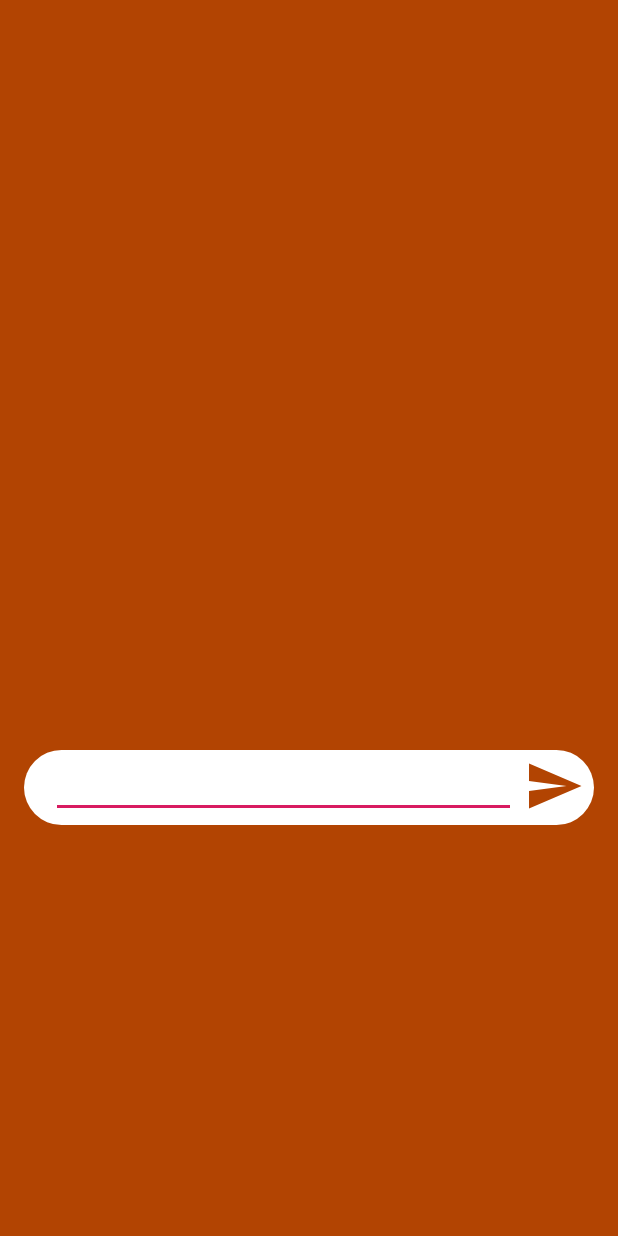
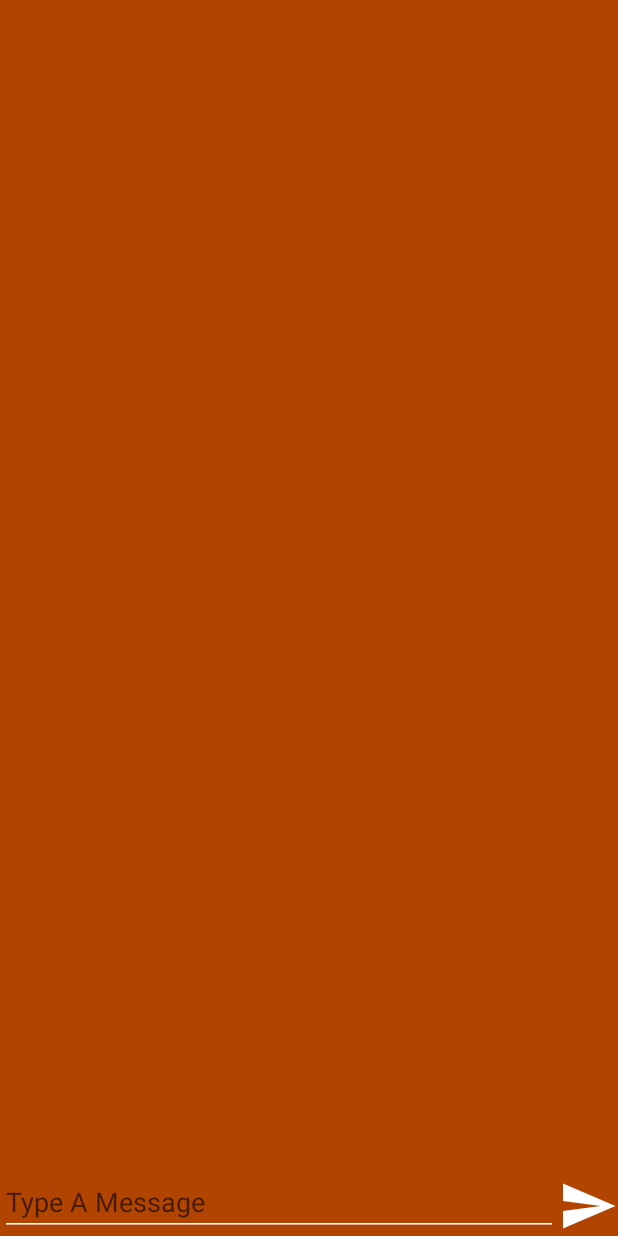
Before and after one commit to AANG-Enk/Pembeli2, an Android app: the layout activity_chat.xml on its own in the app's theme, with its tools: preview values and no code run, on a phone screen of 412 x 824 dp. Run offline under Robolectric (Android 15) with nearby library versions, the phone set to English and light mode, and no system bars.

Commit message:
tinggal di tambahin yang foto profil aja, dan chat nya masih dalam penegrjaan

```diff
--- a/app/build.gradle
+++ b/app/build.gradle
@@ -1,4 +1,5 @@
 apply plugin: 'com.android.application'
+apply plugin: 'com.google.gms.google-services'
 
 android {
     compileSdkVersion 29
@@ -23,6 +24,8 @@ dependencies {
     implementation fileTree(dir: 'libs', include: ['*.jar'])
     implementation 'androidx.appcompat:appcompat:1.0.2'
     implementation 'androidx.constraintlayout:constraintlayout:1.1.3'
+    implementation 'com.google.firebase:firebase-auth:16.0.5'
+    implementation 'com.google.firebase:firebase-database:16.0.4'
     testImplementation 'junit:junit:4.12'
     androidTestImplementation 'androidx.test:runner:1.1.1'
     androidTestImplementation 'androidx.test.espresso:espresso-core:3.1.1'
--- a/app/src/main/AndroidManifest.xml
+++ b/app/src/main/AndroidManifest.xml
@@ -1,10 +1,11 @@
 <?xml version="1.0" encoding="utf-8"?>
 <manifest xmlns:android="http://schemas.android.com/apk/res/android"
     package="com.rendi.pembeli2">
+    <uses-permission android:name="android.permission.INTERNET"/>
 
     <application
         android:allowBackup="true"
-        android:icon="@mipmap/ic_launcher"
+        android:icon="@mipmap/roda"
         android:label="@string/app_name"
         android:roundIcon="@mipmap/ic_launcher_round"
         android:supportsRtl="true"
--- a/app/src/main/java/com/rendi/pembeli2/MainActivity.java
+++ b/app/src/main/java/com/rendi/pembeli2/MainActivity.java
@@ -5,14 +5,20 @@ import androidx.appcompat.app.AppCompatActivity;
 import android.content.Intent;
 import android.os.Bundle;
 import android.os.Handler;
+import android.view.View;
+import android.widget.Button;
 
 public class MainActivity extends AppCompatActivity {
     private int waktu = 4000;
+
 
     @Override
     protected void onCreate(Bundle savedInstanceState) {
         super.onCreate(savedInstanceState);
         setContentView(R.layout.activity_main);
+
+
+
 
         new Handler().postDelayed(new Runnable() {
             @Override
--- /dev/null
+++ b/app/src/main/res/drawable/ic_send_black_24dp.xml
@@ -0,0 +1,5 @@
+<vector android:height="24dp" android:tint="#FFFFFF"
+    android:viewportHeight="24.0" android:viewportWidth="24.0"
+    android:width="24dp" xmlns:android="http://schemas.android.com/apk/res/android">
+    <path android:fillColor="#FF000000" android:pathData="M2.01,21L23,12 2.01,3 2,10l15,2 -15,2z"/>
+</vector>
--- a/app/src/main/res/layout/activity_chat.xml
+++ b/app/src/main/res/layout/activity_chat.xml
@@ -1,5 +1,5 @@
 <?xml version="1.0" encoding="utf-8"?>
-<LinearLayout xmlns:android="http://schemas.android.com/apk/res/android"
+<RelativeLayout xmlns:android="http://schemas.android.com/apk/res/android"
     xmlns:app="http://schemas.android.com/apk/res-auto"
     xmlns:tools="http://schemas.android.com/tools"
     android:layout_width="match_parent"
@@ -8,31 +8,34 @@
     android:background="@color/colorCokelat"
     tools:context=".Chat">
 
-    <ScrollView
+    <androidx.recyclerview.widget.RecyclerView
         android:layout_width="match_parent"
-        android:layout_height="500dp">
+        android:layout_height="match_parent"
+        android:id="@+id/recycler"
+        android:layout_above="@id/bottom"/>
 
 
-    </ScrollView>
-
-    <LinearLayout
-        android:layout_width="380dp"
-        android:layout_height="50dp"
-        android:layout_gravity="center"
-        android:paddingLeft="18dp"
-        android:paddingRight="5dp"
-        android:background="@drawable/round_edit">
+    <RelativeLayout
+        android:layout_alignParentBottom="true"
+        android:id="@+id/bottom"
+        android:layout_width="match_parent"
+        android:layout_height="wrap_content">
 
         <EditText
-            android:layout_width="310dp"
-            android:layout_height="wrap_content"/>
+            android:id="@+id/edt_send_chat"
+            android:layout_width="match_parent"
+            android:layout_height="40dp"
+            android:backgroundTint="@color/colorPutih"
+            android:hint="Type A Message"
+            android:layout_toLeftOf="@id/btn_send_chat"/>
 
-        <Button
+        <ImageButton
+            android:id="@+id/btn_send_chat"
             android:layout_width="40dp"
             android:layout_height="40dp"
-            android:layout_marginLeft="5dp"
-            android:background="@drawable/ic_send_brown_24dp"/>
+            android:background="@drawable/ic_send_black_24dp"
+            android:layout_alignParentEnd="true"/>
 
-    </LinearLayout>
+    </RelativeLayout>
 
-</LinearLayout>
+</RelativeLayout>
--- a/app/src/main/res/layout/activity_login.xml
+++ b/app/src/main/res/layout/activity_login.xml
@@ -30,6 +30,7 @@
             android:text="Email"
             android:textColor="@color/colorPutih"/>
         <EditText
+            android:id="@+id/edt_Login_Login"
             android:layout_width="310dp"
             android:layout_height="50dp"
             android:layout_gravity="center"
@@ -43,6 +44,7 @@
             android:textColor="@color/colorPutih"
             android:layout_marginLeft="70dp"/>
         <EditText
+            android:id="@+id/edt_sandi_login"
             android:layout_width="310dp"
             android:layout_height="50dp"
             android:layout_gravity="center"
--- a/app/src/main/res/values/strings.xml
+++ b/app/src/main/res/values/strings.xml
@@ -1,3 +1,3 @@
 <resources>
-    <string name="app_name">Pembeli2</string>
+    <string name="app_name">Gerobak Pembeli</string>
 </resources>
--- a/app/src/main/res/values/styles.xml
+++ b/app/src/main/res/values/styles.xml
@@ -3,8 +3,8 @@
     <!-- Base application theme. -->
     <style name="AppTheme" parent="Theme.AppCompat.Light.NoActionBar">
         <!-- Customize your theme here. -->
-        <item name="colorPrimary">@color/colorPrimary</item>
-        <item name="colorPrimaryDark">@color/colorPrimaryDark</item>
+        <item name="colorPrimary">@color/colorPutih</item>
+        <item name="colorPrimaryDark">@color/colorCokelat</item>
         <item name="colorAccent">@color/colorAccent</item>
     </style>
 
--- a/build.gradle
+++ b/build.gradle
@@ -8,6 +8,7 @@ buildscript {
     }
     dependencies {
         classpath 'com.android.tools.build:gradle:3.5.0'
+        classpath 'com.google.gms:google-services:4.2.0'
 
         // NOTE: Do not place your application dependencies here; they belong
         // in the individual module build.gradle files
```
Also changed, not shown: app/src/main/java/com/rendi/pembeli2/Chat.java (+10 -0 lines), app/src/main/java/com/rendi/pembeli2/Formulir.java (+75 -0 lines), app/src/main/java/com/rendi/pembeli2/Home.java (+13 -0 lines), app/src/main/java/com/rendi/pembeli2/Login.java (+54 -4 lines), app/src/main/java/com/rendi/pembeli2/Registrasi.java (+63 -0 lines), app/src/main/java/model/User.java (added, +60 -0 lines), app/src/main/res/layout/activity_formulir.xml (+27 -44 lines), app/src/main/res/layout/activity_home.xml (+3 -6 lines), app/src/main/res/layout/activity_registrasi.xml (+5 -13 lines), app/src/main/res/layout/item_user.xml (added, +15 -0 lines), app/src/main/res/mipmap-xxhdpi/roda.png (added), 1 other file.
